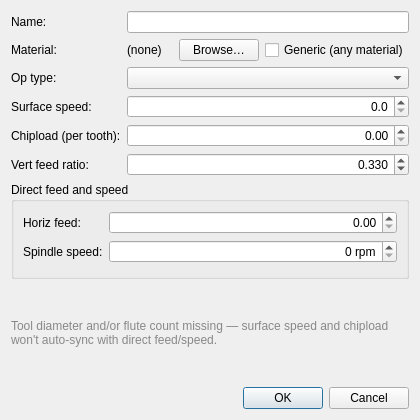
This is src/Mod/CAM/Gui/Resources/panels/FeedsSpeedsPresetEdit.ui in TryParashell/Parashell as Qt 5 draws it before an edit. The edited form follows.
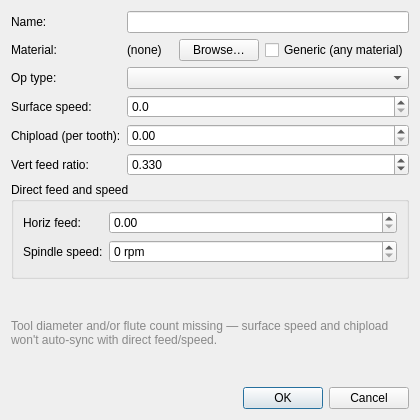
This is the edited form. Custom widgets are drawn as their Qt base class.

Diff of the .ui file:
```diff
--- a/src/Mod/CAM/Gui/Resources/panels/FeedsSpeedsPresetEdit.ui
+++ b/src/Mod/CAM/Gui/Resources/panels/FeedsSpeedsPresetEdit.ui
@@ -77,9 +77,6 @@
      </item>
      <item row="3" column="1">
       <widget class="QDoubleSpinBox" name="surfaceSpeedSpin">
-       <property name="alignment">
-        <set>Qt::AlignRight|Qt::AlignTrailing|Qt::AlignVCenter</set>
-       </property>
        <property name="decimals">
         <number>1</number>
        </property>
@@ -97,9 +94,6 @@
      </item>
      <item row="4" column="1">
       <widget class="Gui::QuantitySpinBox" name="chiploadSpin">
-       <property name="alignment">
-        <set>Qt::AlignRight|Qt::AlignTrailing|Qt::AlignVCenter</set>
-       </property>
        <property name="minimum">
         <double>0.000000000000000</double>
        </property>
@@ -120,9 +114,6 @@
      </item>
      <item row="5" column="1">
       <widget class="QDoubleSpinBox" name="vertRatioSpin">
-       <property name="alignment">
-        <set>Qt::AlignRight|Qt::AlignTrailing|Qt::AlignVCenter</set>
-       </property>
        <property name="decimals">
         <number>3</number>
        </property>
@@ -154,9 +145,6 @@
       </item>
       <item row="0" column="1">
        <widget class="Gui::QuantitySpinBox" name="rawFeedSpin">
-        <property name="alignment">
-         <set>Qt::AlignRight|Qt::AlignTrailing|Qt::AlignVCenter</set>
-        </property>
         <property name="minimum">
          <double>0.000000000000000</double>
         </property>
@@ -177,9 +165,6 @@
       </item>
       <item row="1" column="1">
        <widget class="QDoubleSpinBox" name="rawSpeedSpin">
-        <property name="alignment">
-         <set>Qt::AlignRight|Qt::AlignTrailing|Qt::AlignVCenter</set>
-        </property>
         <property name="decimals">
          <number>0</number>
         </property>
```
